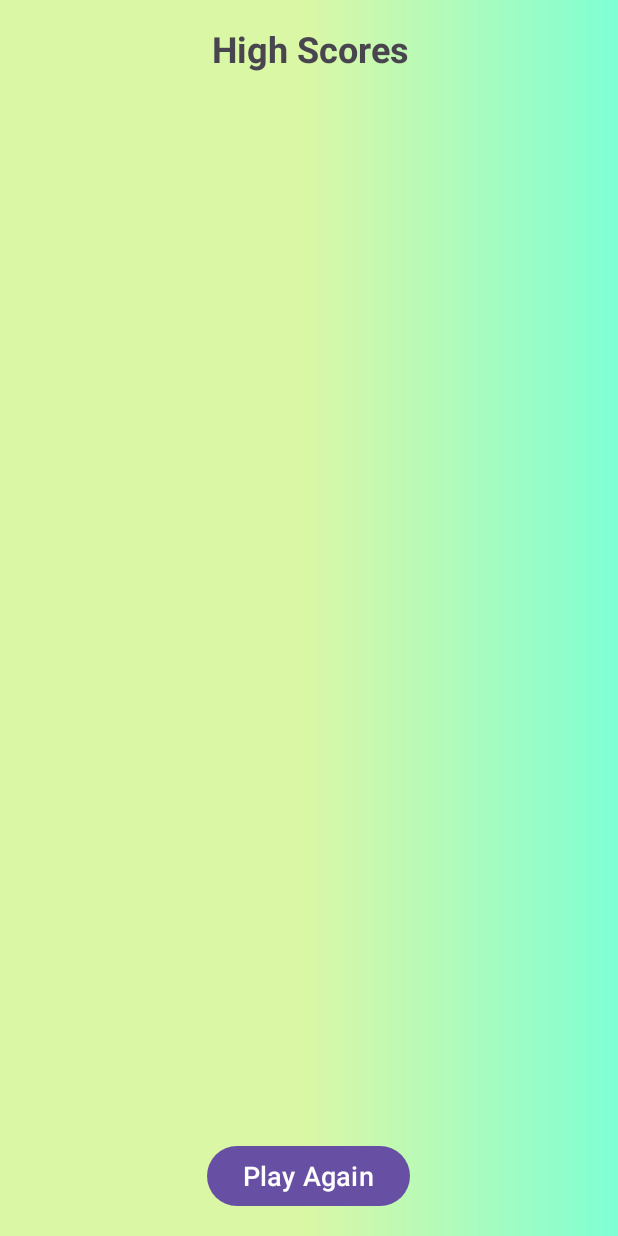
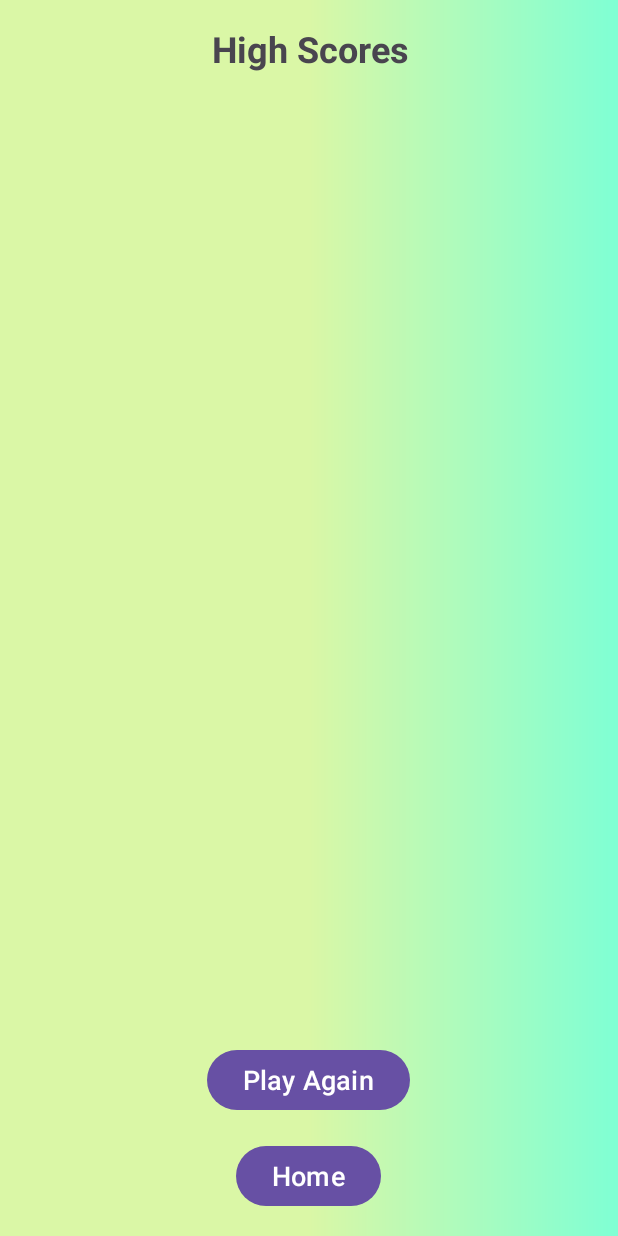
Before and after one commit to AdityaVijay1/numbersmemorygame, an Android app: the HighScoreActivity screen opened directly, with no data from a screen before it, on a phone screen of 412 x 824 dp. Run offline under Robolectric (Android 15) with nearby library versions, the phone set to English and light mode, and no system bars; our stand-ins replace Firebase (no records; nobody signed in at launch, a user with empty details on screens opened directly).

Commit message:
Added timer page and functionality, applied these changes to other pages that redirect to main activity.

```diff
--- a/app/src/main/java/com/example/numbersmemorygamea2/HighScoreActivity.java
+++ b/app/src/main/java/com/example/numbersmemorygamea2/HighScoreActivity.java
@@ -8,7 +8,6 @@ import android.view.View;
 import android.widget.ArrayAdapter;
 import android.widget.Button;
 import android.widget.ListView;
-import androidx.annotation.NonNull;
 import androidx.appcompat.app.AppCompatActivity;
 import com.google.firebase.auth.FirebaseAuth;
 import com.google.firebase.auth.FirebaseUser;
@@ -75,7 +74,21 @@ public class HighScoreActivity extends AppCompatActivity {
             @Override
             public void onClick(View v) {
                 // Handle the click event to restart the main activity
-                Intent intent = new Intent(HighScoreActivity.this, MainActivity.class);
+                Intent intent = new Intent(HighScoreActivity.this, GetReadyActivity.class);
+                startActivity(intent);
+                finish(); // Close the current activity
+            }
+        });
+
+        // Find the home button by ID
+        Button homeBtn = findViewById(R.id.homeBtn);
+
+        // Set OnClickListener for the home button
+        homeBtn.setOnClickListener(new View.OnClickListener() {
+            @Override
+            public void onClick(View v) {
+                // Handle the click event to go back to the home activity
+                Intent intent = new Intent(HighScoreActivity.this, HomeActivity.class);
                 startActivity(intent);
                 finish(); // Close the current activity
             }
--- a/app/src/main/java/com/example/numbersmemorygamea2/LoginActivity.java
+++ b/app/src/main/java/com/example/numbersmemorygamea2/LoginActivity.java
@@ -67,7 +67,7 @@ public class LoginActivity extends AppCompatActivity {
                                     public void onSuccess(AuthResult authResult) {
                                         dialog.dismiss();
                                         Toast.makeText(LoginActivity.this, "Login Successful", Toast.LENGTH_SHORT).show();
-                                        startActivity(new Intent(LoginActivity.this, MainActivity.class));
+                                        startActivity(new Intent(LoginActivity.this, GetReadyActivity.class));
                                         finish();
                                     }
                                 }).addOnFailureListener(new OnFailureListener() {
--- a/app/src/main/java/com/example/numbersmemorygamea2/ResultActivity.java
+++ b/app/src/main/java/com/example/numbersmemorygamea2/ResultActivity.java
@@ -90,7 +90,7 @@ public class ResultActivity extends AppCompatActivity {
                                             @Override
                                             public void onClick(View view) {
                                                 // Handle the click event to restart MainActivity
-                                                Intent intent = new Intent(ResultActivity.this, MainActivity.class);
+                                                Intent intent = new Intent(ResultActivity.this, GetReadyActivity.class);
                                                 intent.setFlags(Intent.FLAG_ACTIVITY_NEW_TASK | Intent.FLAG_ACTIVITY_CLEAR_TASK);
                                                 startActivity(intent);
                                                 finish();
--- /dev/null
+++ b/app/src/main/res/drawable/background_timer.xml
@@ -0,0 +1,5 @@
+<?xml version="1.0" encoding="utf-8"?>
+<shape xmlns:android="http://schemas.android.com/apk/res/android">
+    <gradient android:startColor="@color/colorBlue" android:centerColor="@color/aqua" android:endColor="@color/aqua"/>
+
+</shape>
--- a/app/src/main/res/layout/activity_highscore.xml
+++ b/app/src/main/res/layout/activity_highscore.xml
@@ -1,4 +1,3 @@
-<?xml version="1.0" encoding="utf-8"?>
 <LinearLayout xmlns:android="http://schemas.android.com/apk/res/android"
     android:layout_width="match_parent"
     android:layout_height="match_parent"
@@ -35,4 +34,14 @@
         android:text="@string/play_again"
         android:textSize="18sp"/>
 
+    <!-- Home Button -->
+    <Button
+        android:id="@+id/homeBtn"
+        android:layout_width="wrap_content"
+        android:layout_height="wrap_content"
+        android:layout_gravity="center_horizontal"
+        android:layout_marginTop="16dp"
+        android:text="@string/go_home"
+        android:textSize="18sp"/>
+
 </LinearLayout>
--- a/app/src/main/res/values/strings.xml
+++ b/app/src/main/res/values/strings.xml
@@ -27,4 +27,5 @@
     <string name="submit">Submit</string>
     <string name="music_image">Music Image</string>
     <string name="toggle_music">Toggle Music</string>
+    <string name="go_home">Home</string>
 </resources>
```
Also changed, not shown: app/src/main/AndroidManifest.xml (+5 -2 lines), app/src/main/java/com/example/numbersmemorygamea2/GetReadyActivity.java (added, +35 -0 lines), app/src/main/java/com/example/numbersmemorygamea2/OptionsActivity.java (+3 -8 lines), app/src/main/res/layout/activity_get_ready.xml (added, +29 -0 lines).
